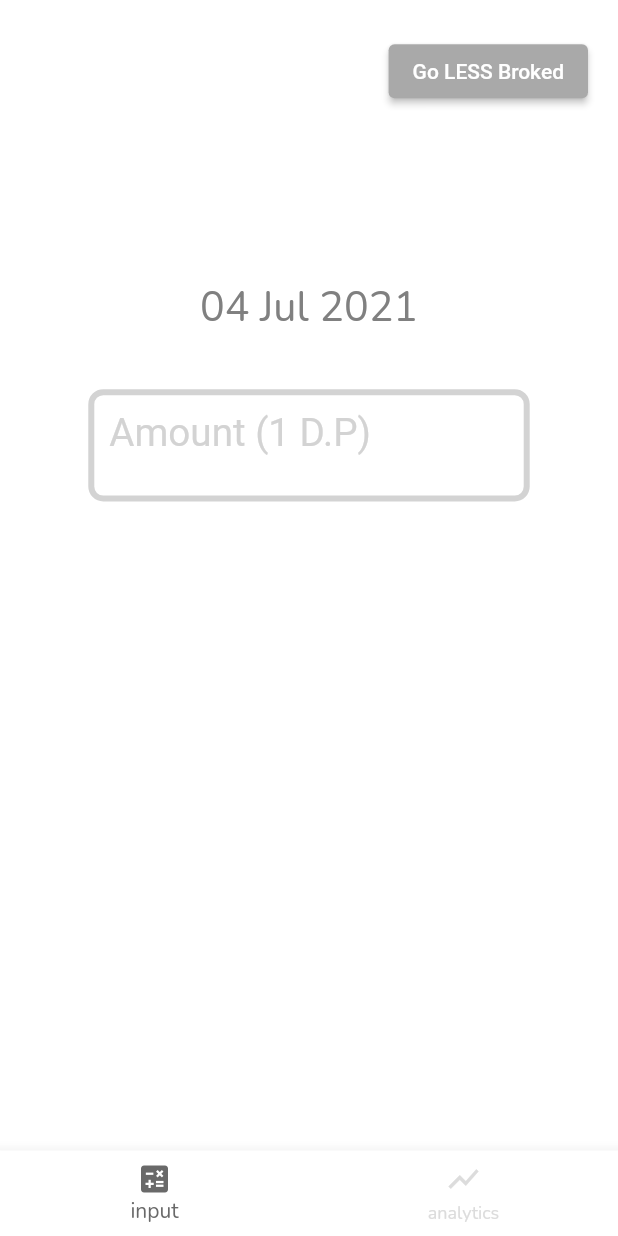
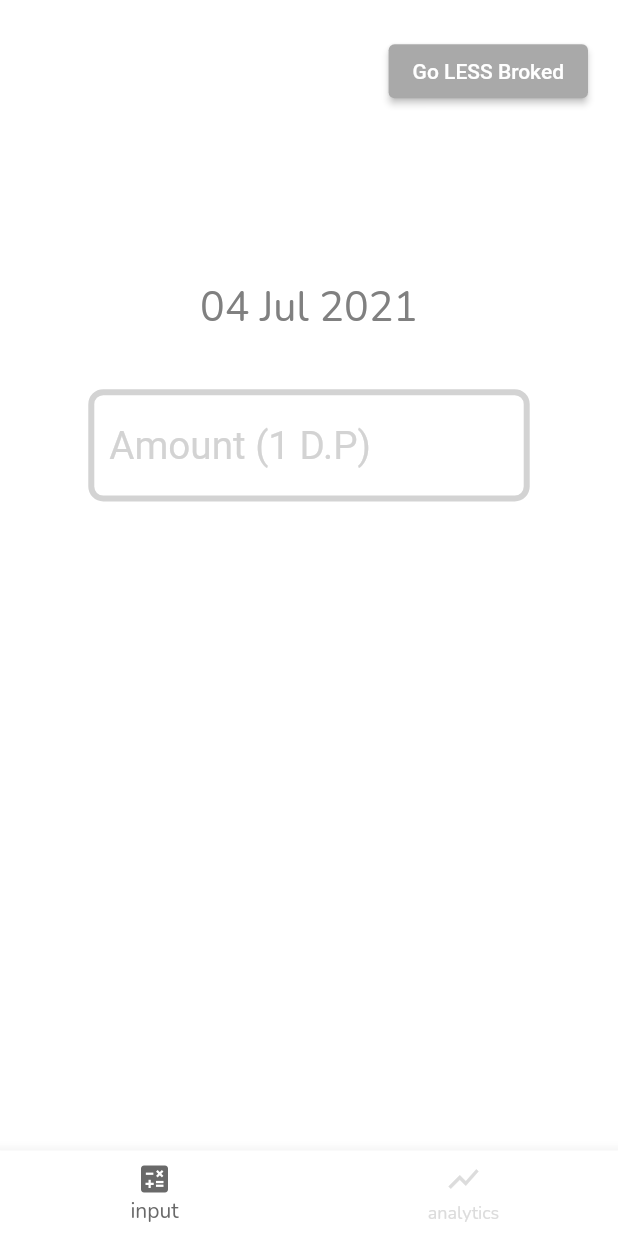
Before and after one commit to phantomcorn/Broked, a Flutter app: the screen it shows after launch, on a phone screen of 412 x 824 dp. Run offline on Flutter 3.47's test engine with Material 2 defaults, Android fonts, the phone set to English and light mode, and no system bars; our stand-ins replace audioplayers, fl_chart, flutter_datetime_picker, google_fonts, sqflite; missing offline and left inert: animated_button; accounts and stored records are empty.

Commit message:
center TextFormField in center of Container

```diff
--- a/lib/main.dart
+++ b/lib/main.dart
@@ -889,6 +889,7 @@ class InputAmount extends StatelessWidget {
                 color: MyApp.theme[MyApp.selectedTheme]!["hintText"],
                 fontSize: textSize
             ),
+            contentPadding: EdgeInsets.symmetric(horizontal: 10, vertical: 10),
             border: InputBorder.none,
 
         ),
@@ -913,7 +914,6 @@ class InputAmount extends StatelessWidget {
                 left: _offsetAnimation.value + 30.0,
                 right: 30.0 - _offsetAnimation.value
             ),
-            padding: EdgeInsets.symmetric(horizontal: 10, vertical: 15),
             decoration: BoxDecoration(
                 border: Border.all(
                     color: _colorAnimation.value,
@@ -924,7 +924,10 @@ class InputAmount extends StatelessWidget {
             child: child
           );
         },
-        child: inputAmount(context),
+        child: Align(
+          alignment: Alignment.center,
+          child: inputAmount(context) ,
+        )
     );
   }
 }
```
